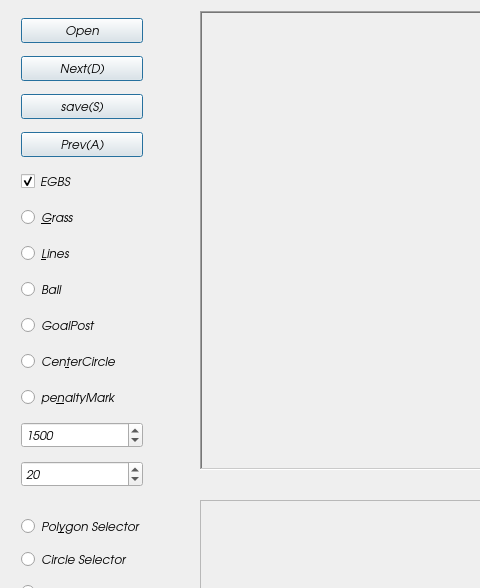
Old version of the form tool.ui in the repository mrl-hsl/mrlAnnotation; both pictures show x 0 to 480 and y 0 to 588 of the 1518 by 739 pixel window.
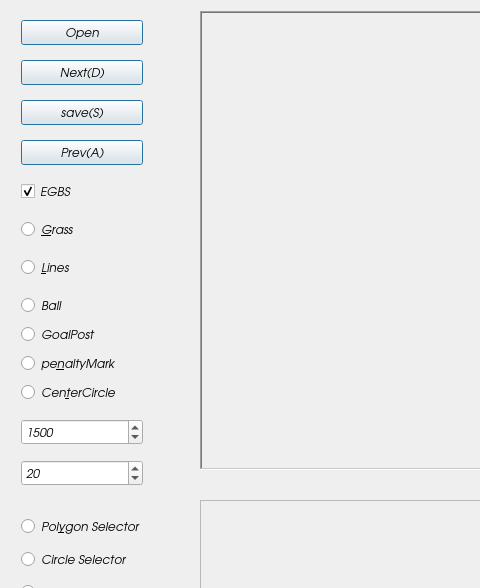
New version of the form. Icons and pictures are not drawn. Custom widgets are drawn as their Qt base class.

Diff of the .ui file:
```diff
--- a/tool.ui
+++ b/tool.ui
@@ -171,6 +171,8 @@
       </widget>
      </item>
      <item>
+      <layout class="QVBoxLayout" name="verticalLayout_3">
+       <item>
       <widget class="QRadioButton" name="t_ball">
        <property name="text">
         <string>Ball</string>
@@ -184,19 +186,21 @@
        </property>
       </widget>
      </item>
-     <item>
-      <widget class="QRadioButton" name="radioButton">
-       <property name="text">
-        <string>Cen&amp;terCircle</string>
-       </property>
-      </widget>
-     </item>
      <item>
       <widget class="QRadioButton" name="t_penalty">
        <property name="text">
         <string>pe&amp;naltyMark</string>
        </property>
       </widget>
+       </item>
+       <item>
+        <widget class="QRadioButton" name="radioButton">
+         <property name="text">
+          <string>Cen&amp;terCircle</string>
+         </property>
+        </widget>
+       </item>
+      </layout>
      </item>
      <item>
       <widget class="QSpinBox" name="k">
```
Lines whose indentation alone changed are shown as unchanged.
